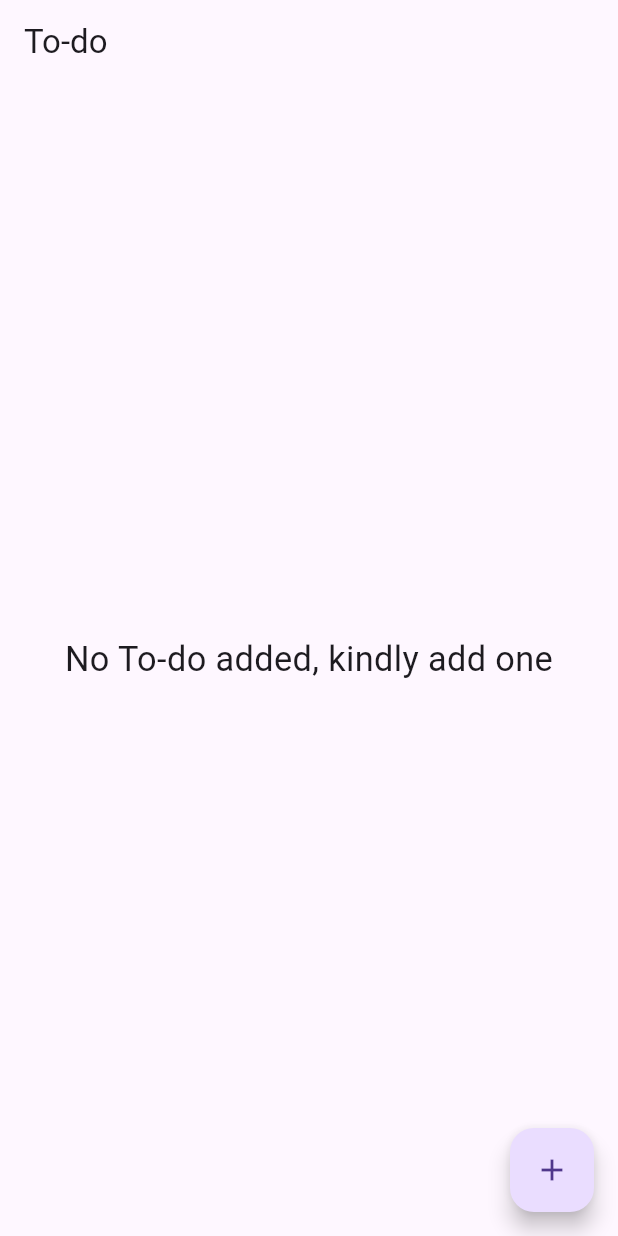
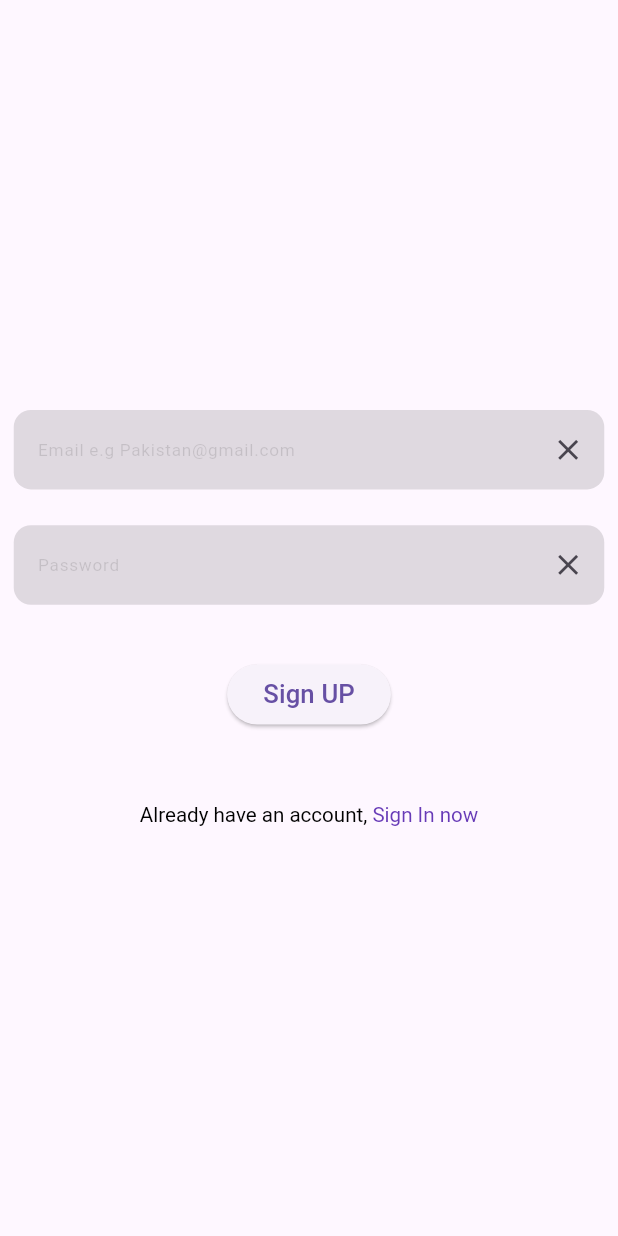
Before and after one commit to Faizan-glitch-os/smit_task_todo_app, a Flutter app: the screen it shows after launch, on a phone screen of 412 x 824 dp. Run offline on Flutter 3.47's test engine with Material 3 defaults, Android fonts, the phone set to English and light mode, and no system bars; our stand-ins replace firebase_auth, firebase_core, flutter_screenutil, fluttertoast, shared_preferences; accounts and stored records are empty.

Commit message:
app connected to firebase, sign in and out screens added, functionality full working, also added button for sign out in the main screen and working

```diff
--- /dev/null
+++ b/lib/auth/signUp_screen.dart
@@ -0,0 +1,148 @@
+import 'package:flutter/gestures.dart';
+import 'package:flutter/material.dart';
+
+import 'package:flutter_screenutil/flutter_screenutil.dart';
+import 'package:firebase_auth/firebase_auth.dart';
+import 'package:smit_task_todo_app/auth/signIn_screen.dart';
+import 'package:smit_task_todo_app/auth/user-auth_class.dart';
+import 'package:smit_task_todo_app/utils/flutter-toasts_package.dart';
+
+import '../widgets/textFormField_widget.dart';
+
+class SignUpScreen extends StatefulWidget {
+  const SignUpScreen({super.key});
+
+  @override
+  State<SignUpScreen> createState() => _SignUpScreenState();
+}
+
+class _SignUpScreenState extends State<SignUpScreen> {
+  final signUpKey = GlobalKey<FormState>();
+  late bool loading = false;
+
+  FirebaseAuth auth = FirebaseAuth.instance;
+
+  TextEditingController emailController = TextEditingController();
+
+  TextEditingController passwordController = TextEditingController();
+
+  // void isLoading() {
+  //   setState(() {
+  //     loading != loading;
+  //   });
+  // }
+
+  void signUpUser(context) {
+    setState(() {
+      loading = true;
+    });
+    auth
+        .createUserWithEmailAndPassword(
+            email: emailController.text.trim(),
+            password: passwordController.text.trim())
+        .then((value) {
+      Toasts().success('Signed UP Successfully');
+      setState(() {
+        loading = false;
+      });
+      Navigator.pushReplacement(context, MaterialPageRoute(builder: (context) {
+        return const SignInScreen();
+      }));
+    }).onError((error, value) {
+      setState(() {
+        loading = false;
+      });
+      Toasts().fail(error.toString());
+    });
+  }
+
+  @override
+  Widget build(BuildContext context) {
+    return Scaffold(
+      body: Padding(
+        padding: const EdgeInsets.all(8).r,
+        child: Center(
+          child: SingleChildScrollView(
+            child: Form(
+              key: signUpKey,
+              child: Column(
+                children: [
+                  TextFormFieldWidget(
+                    textController: emailController,
+                    validate: (email) {
+                      if (email!.isEmpty) {
+                        Toasts().fail('Please enter a valid Email');
+                      }
+                      return null;
+                    },
+                    hintText: 'Email e.g Pakistan@gmail.com',
+                    keyboardType: TextInputType.emailAddress,
+                    linesCount: null,
+                  ),
+                  SizedBox(height: 20.h),
+                  TextFormFieldWidget(
+                      textController: passwordController,
+                      validate: (password) {
+                        print('validator');
+                        if (password!.isEmpty) {
+                          Toasts().fail('Please enter Password');
+                        }
+                        return null;
+                      },
+                      hintText: 'Password',
+                      obscureText: true),
+                  SizedBox(height: 30.h),
+                  ElevatedButton(
+                    onPressed: () {
+                      if (signUpKey.currentState!.validate()) {
+                        // UserAuth().signUpUser(isLoading, auth,
+                        //     emailController, passwordController, context);
+                        signUpUser(context);
+                      }
+                    },
+                    child: loading
+                        ? const CircularProgressIndicator(
+                            color: Colors.purple,
+                          )
+                        : Text(
+                            'Sign UP',
+                            style: TextStyle(fontSize: 15.sp),
+                          ),
+                  ),
+                  SizedBox(height: 40.h),
+                  Row(
+                    mainAxisAlignment: MainAxisAlignment.center,
+                    children: [
+                      RichText(
+                        text: TextSpan(
+                          children: [
+                            TextSpan(
+                                text: 'Already have an account,',
+                                style: TextStyle(
+                                    fontSize: 12.sp, color: Colors.black)),
+                            TextSpan(
+                                recognizer: TapGestureRecognizer()
+                                  ..onTap = () {
+                                    Navigator.push(
+                                        context,
+                                        MaterialPageRoute(
+                                            builder: (context) =>
+                                                const SignInScreen()));
+                                  },
+                                text: ' Sign In now',
+                                style: TextStyle(
+                                    fontSize: 12.sp, color: Colors.deepPurple)),
+                          ],
+                        ),
+                      ),
+                    ],
+                  ),
+                ],
+              ),
+            ),
+          ),
+        ),
+      ),
+    );
+  }
+}
--- a/lib/main.dart
+++ b/lib/main.dart
@@ -1,23 +1,34 @@
+import 'package:firebase_auth/firebase_auth.dart';
 import 'package:flutter/material.dart';
 
 import 'package:flutter_screenutil/flutter_screenutil.dart';
+import 'package:firebase_core/firebase_core.dart';
+import 'package:smit_task_todo_app/auth/signIn_screen.dart';
 
-import 'splash_screen.dart';
-import 'main_screen.dart';
+import 'auth/signUp_screen.dart';
+import 'ui/splash_screen.dart';
+import 'ui/main_screen.dart';
 
-void main() {
+void main() async {
+  WidgetsFlutterBinding.ensureInitialized();
+  await Firebase.initializeApp();
   runApp(MyApp());
 }
 
 class MyApp extends StatelessWidget {
-  const MyApp({super.key});
+  MyApp({super.key});
+
+  FirebaseAuth auth = FirebaseAuth.instance;
 
   @override
   Widget build(BuildContext context) {
     return ScreenUtilInit(
       builder: (context, child) {
         return MaterialApp(
-          home: MainScreen(),
+          home: MediaQuery(
+              data: MediaQuery.of(context)
+                  .copyWith(textScaler: TextScaler.noScaling),
+              child: auth.currentUser != null ? MainScreen() : SignUpScreen()),
         );
       },
     );
--- /dev/null
+++ b/lib/widgets/textFormField_widget.dart
@@ -0,0 +1,47 @@
+import 'package:flutter/material.dart';
+import 'package:flutter/services.dart';
+import 'package:flutter_screenutil/flutter_screenutil.dart';
+
+class TextFormFieldWidget extends StatelessWidget {
+  const TextFormFieldWidget(
+      {super.key,
+      required this.hintText,
+      this.obscureText = false,
+      this.keyboardType = TextInputType.text,
+      this.linesCount = 1,
+      required this.validate,
+      required this.textController});
+
+  final String hintText;
+  final bool obscureText;
+  final keyboardType;
+  final linesCount;
+  final FormFieldValidator validate;
+  final TextEditingController textController;
+
+  @override
+  Widget build(BuildContext context) {
+    return TextFormField(
+        controller: textController,
+        validator: validate,
+        obscureText: obscureText,
+        keyboardType: keyboardType,
+        maxLines: linesCount,
+        style: TextStyle(fontSize: 12.sp),
+        decoration: InputDecoration(
+            suffixIcon: IconButton(
+              onPressed: () {},
+              icon: Icon(
+                Icons.clear,
+                size: 20.r,
+              ),
+            ),
+            hintText: hintText,
+            hintStyle: TextStyle(color: Colors.black12, fontSize: 10.sp),
+            border: OutlineInputBorder(
+                borderRadius: BorderRadius.circular(10.r),
+                borderSide: BorderSide.none),
+            fillColor: Colors.black12,
+            filled: true));
+  }
+}
--- a/pubspec.yaml
+++ b/pubspec.yaml
@@ -37,6 +37,9 @@ dependencies:
   cupertino_icons: ^1.0.6
   flutter_screenutil: ^5.9.3
   shared_preferences: ^2.3.2
+  firebase_core: ^3.4.1
+  firebase_auth: ^5.2.1
+  fluttertoast: ^8.2.8
 
 dev_dependencies:
   flutter_test:
```
Also changed, not shown: lib/auth/signIn_screen.dart (added, +151 -0 lines), lib/auth/user-auth_class.dart (added, +44 -0 lines), lib/ui/main_screen.dart (renamed from lib/main_screen.dart, +45 -10 lines), lib/utils/flutter-toasts_package.dart (added, +26 -0 lines), firebase.json (added), lib/firebase_options.dart (added), lib/ui/splash_screen.dart (renamed from lib/splash_screen.dart), pubspec.lock, 3 other files.
